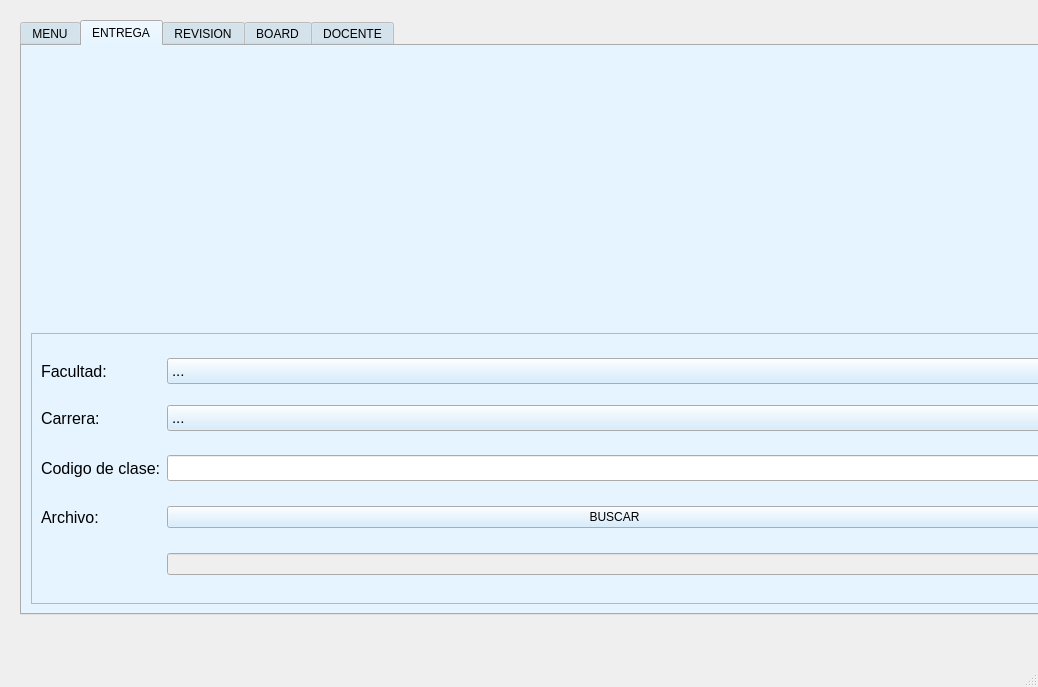
This is cframe.ui in AzaliaFlores19/Proyecto-Silabos-Parte-2 as Qt 5 draws it before an edit. The edited form follows.
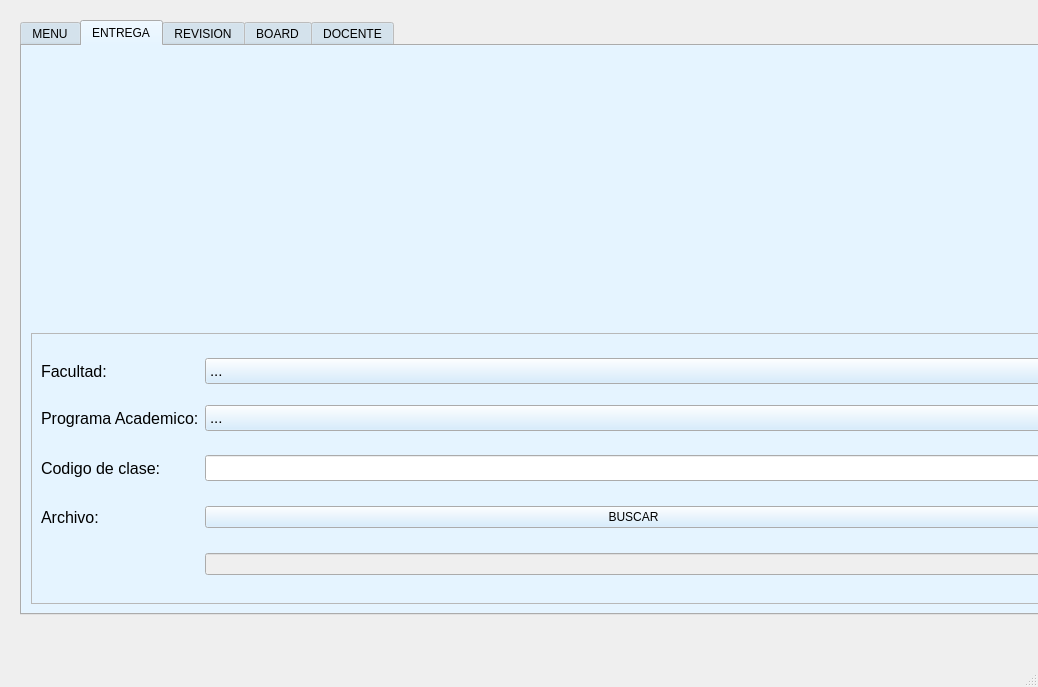
This is the edited form. The open tabs and pages were chosen to show the change.

Commit message: cambio de label, programa academico

What changed in the file:
```diff
--- a/cframe.ui
+++ b/cframe.ui
@@ -622,7 +622,7 @@
                </font>
               </property>
               <property name="text">
-               <string>Carrera:</string>
+               <string>Programa Academico:</string>
               </property>
              </widget>
             </item>
```
Left out of the diff: 2 changed lines with no effect on the pictures. The commit also changes 2 other files.
